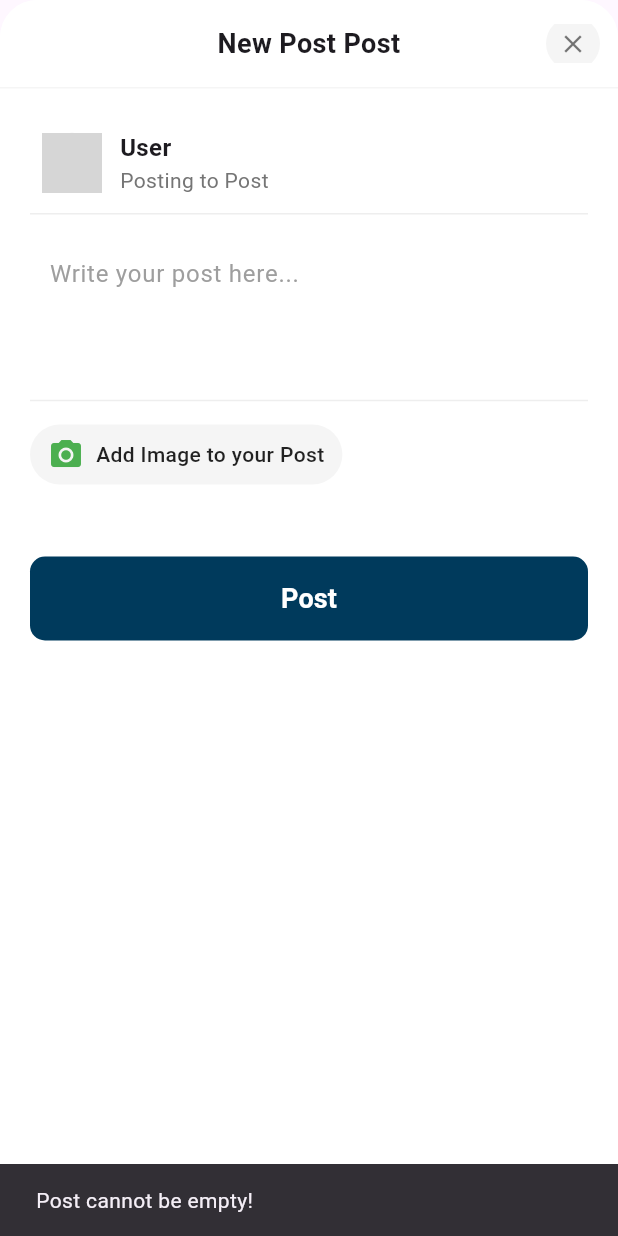
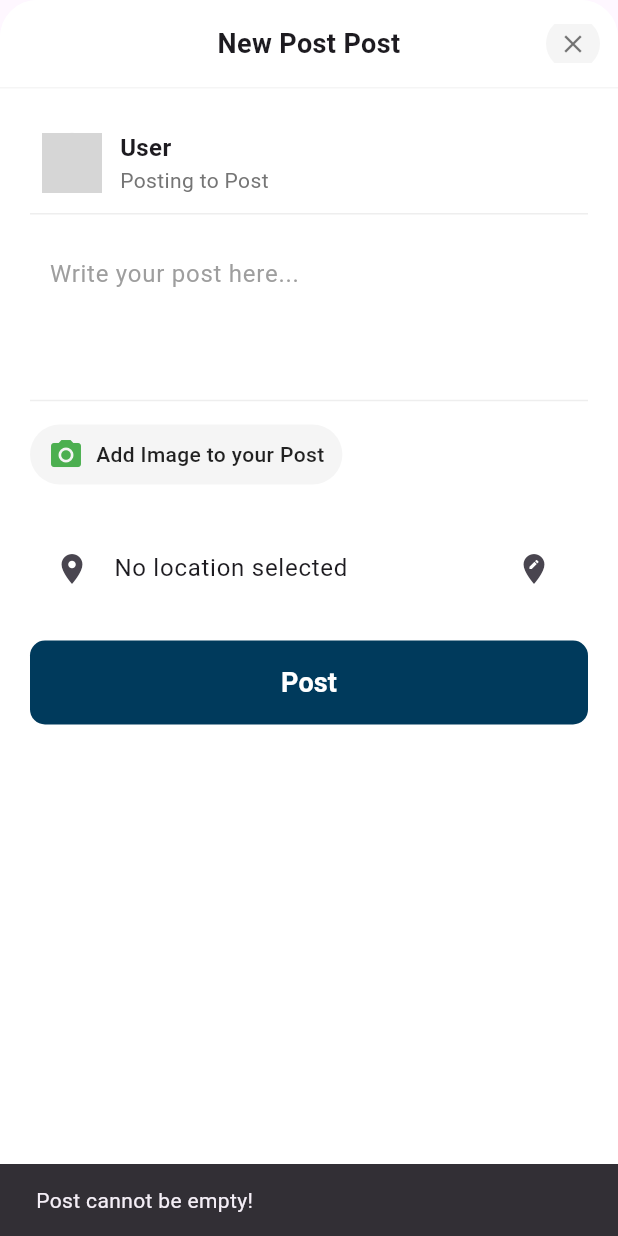
Before and after one commit to HafsaQureshi1/FYP_UNI-verse_f21, a Flutter app: the CreateNewPostScreen widget shown alone on an empty page, opened directly with empty values, after a tap on "Post", on a phone screen of 412 x 824 dp. Run offline on Flutter 3.47's test engine with Material 3 defaults, Android fonts, the phone set to English and light mode, and no system bars; our stand-ins replace cloud_firestore, file_picker, firebase_auth, firebase_core, firebase_messaging, flutter_map and 8 more; accounts and stored records are empty; network calls fail; project files that could hold a hidden picture were left out; grey boxes are pictures that could not be loaded.

```diff
--- a/lib/Home.dart
+++ b/lib/Home.dart
@@ -478,7 +478,7 @@ class _CategoryChipsState extends State<CategoryChips> {
         "Official Documents",
         "Books",
         "Stationery & Supplies",
-        "Wallets & Keys ",
+        "Wallets & Keys",
         "Miscellaneous"
       ];
     } else if (widget.collectionName == "Peerposts") {
--- a/lib/createpost.dart
+++ b/lib/createpost.dart
@@ -43,6 +43,21 @@ class _CreateNewPostScreenState extends State<CreateNewPostScreen> {
   void initState() {
     super.initState();
     _fetchUserInfo();
+  }
+Future<void> _pickLocation() async {
+  final result = await Navigator.push(
+    context,
+    MaterialPageRoute(
+      builder: (_) => const LocationPickerWithSearch(),
+    ),
+  );
+
+  if (result != null && result is Map<String, dynamic>) {
+    setState(() {
+      _selectedLocation = LatLng(result['latitude'], result['longitude']);
+      _selectedAddress = result['address'] ?? "No address found";
+    });
+  }
 }
 
   // Updated location picker function
@@ -227,26 +242,12 @@ class _CreateNewPostScreenState extends State<CreateNewPostScreen> {
         }
 
         String collectionPath;
-        String category = "Uncategorized";
 
         if (widget.collectionName.startsWith("lostfoundposts")) {
-          category = await _classifyPostWithHuggingFace(postContent);
-          collectionPath = "lostfoundposts/All/posts";
-        } else if (widget.collectionName.startsWith("Peerposts")) {
-          category = await _classifyPeerAssistancePost(postContent);
-          collectionPath = "Peerposts/All/posts";
-        } else if (widget.collectionName.startsWith("Eventposts")) {
-          collectionPath = "Eventposts/All/posts";
-        } else if (widget.collectionName.startsWith("Surveyposts")) {
-          collectionPath = "Surveyposts/All/posts";
-        } else {
-          ScaffoldMessenger.of(context).showSnackBar(
-            const SnackBar(content: Text('Invalid collection name!')),
-          );
-          return;
-        }
+          // For Lost & Found posts, first send to admin approval
+          collectionPath = "lostfoundadmin/All/posts";
 
-        final generalRef = _firestore.collection(collectionPath).doc();
+          final adminRef = _firestore.collection(collectionPath).doc();
           final postData = {
             'userId': user.uid,
             'userName': username,
@@ -255,9 +256,7 @@ class _CreateNewPostScreenState extends State<CreateNewPostScreen> {
             'postContent': postContent,
             'imageUrl': uploadedImageUrl ?? '',
             'timestamp': FieldValue.serverTimestamp(),
-          if (widget.collectionName.startsWith("lostfoundposts") ||
-              widget.collectionName.startsWith("Peerposts"))
-            "category": category,
+            'approval': null, // Initial state - pending approval
             "location": _selectedLocation != null
                 ? {
                     "latitude": _selectedLocation!.latitude,
@@ -267,13 +266,114 @@ class _CreateNewPostScreenState extends State<CreateNewPostScreen> {
                 : null,
           };
 
-        await generalRef.set(postData);
+          await adminRef.set(postData);
 
           ScaffoldMessenger.of(context).showSnackBar(
-          const SnackBar(content: Text('Posted!')),
+            const SnackBar(content: Text('Post submitted for admin approval!')),
           );
 
           Navigator.of(context).pop();
+          return; // Exit here since we don't proceed with AI classification yet
+        }
+        else if (widget.collectionName.startsWith("Peerposts")) {
+          collectionPath = "peeradmin/All/posts";
+
+          final adminRef = _firestore.collection(collectionPath).doc();
+          final postData = {
+            'userId': user.uid,
+            'userName': username,
+            'userEmail': user.email,
+            'likes': 0,
+            'postContent': postContent,
+            'imageUrl': uploadedImageUrl ?? '',
+            'timestamp': FieldValue.serverTimestamp(),
+            'approval': null, // Initial state - pending approval
+            "location": _selectedLocation != null
+                ? {
+                    "latitude": _selectedLocation!.latitude,
+                    "longitude": _selectedLocation!.longitude,
+                    "address": _selectedAddress,
+                  }
+                : null,
+          };
+
+          await adminRef.set(postData);
+
+          ScaffoldMessenger.of(context).showSnackBar(
+            const SnackBar(content: Text('Post submitted for admin approval!')),
+          );
+
+          Navigator.of(context).pop();
+          return;
+        }
+        else if (widget.collectionName.startsWith("Eventposts")) {
+        collectionPath = "eventsadmin/All/posts";
+
+          final adminRef = _firestore.collection(collectionPath).doc();
+          final postData = {
+            'userId': user.uid,
+            'userName': username,
+            'userEmail': user.email,
+            'likes': 0,
+            'postContent': postContent,
+            'imageUrl': uploadedImageUrl ?? '',
+            'timestamp': FieldValue.serverTimestamp(),
+            'approval': null, // Initial state - pending approval
+            "location": _selectedLocation != null
+                ? {
+                    "latitude": _selectedLocation!.latitude,
+                    "longitude": _selectedLocation!.longitude,
+                    "address": _selectedAddress,
+                  }
+                : null,
+          };
+
+          await adminRef.set(postData);
+
+          ScaffoldMessenger.of(context).showSnackBar(
+            const SnackBar(content: Text('Post submitted for admin approval!')),
+          );
+
+          Navigator.of(context).pop();
+          return;
+        }
+        else if (widget.collectionName.startsWith("Surveyposts")) {
+        collectionPath = "surveyadmin/All/posts";
+
+          final adminRef = _firestore.collection(collectionPath).doc();
+          final postData = {
+            'userId': user.uid,
+            'userName': username,
+            'userEmail': user.email,
+            'likes': 0,
+            'postContent': postContent,
+            'imageUrl': uploadedImageUrl ?? '',
+            'timestamp': FieldValue.serverTimestamp(),
+            'approval': null, // Initial state - pending approval
+            "location": _selectedLocation != null
+                ? {
+                    "latitude": _selectedLocation!.latitude,
+                    "longitude": _selectedLocation!.longitude,
+                    "address": _selectedAddress,
+                  }
+                : null,
+          };
+
+          await adminRef.set(postData);
+
+          ScaffoldMessenger.of(context).showSnackBar(
+            const SnackBar(content: Text('Post submitted for admin approval!')),
+          );
+
+          Navigator.of(context).pop();
+          return;
+        }
+        else {
+          ScaffoldMessenger.of(context).showSnackBar(
+            const SnackBar(content: Text('Invalid collection name!')),
+          );
+          return;
+        }
       } else {
         ScaffoldMessenger.of(context).showSnackBar(
           const SnackBar(content: Text('User not logged in!')),
@@ -291,7 +391,6 @@ class _CreateNewPostScreenState extends State<CreateNewPostScreen> {
       }
     }
   }
-
   Future<void> _fetchUserInfo() async {
     final User? currentUser = _auth.currentUser;
     if (currentUser != null) {
@@ -617,7 +716,13 @@ class _CreateNewPostScreenState extends State<CreateNewPostScreen> {
                   ),
 
                   const SizedBox(height: 12),
-
+ListTile(
+  leading: const Icon(Icons.location_on),
+  title: Text(_selectedAddress),
+  trailing: const Icon(Icons.edit_location),
+  onTap: _pickLocation,
+)
+,
                   // Display selected location
                   if (_selectedLocation != null)
                     Container(
```
Lines whose indentation alone changed are shown as unchanged.
